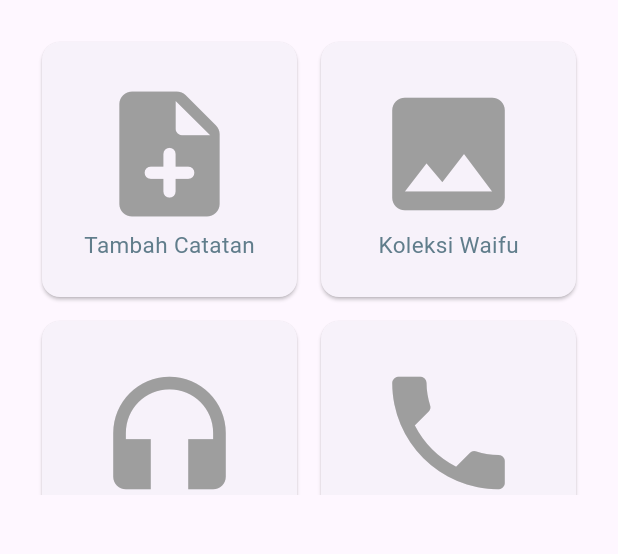
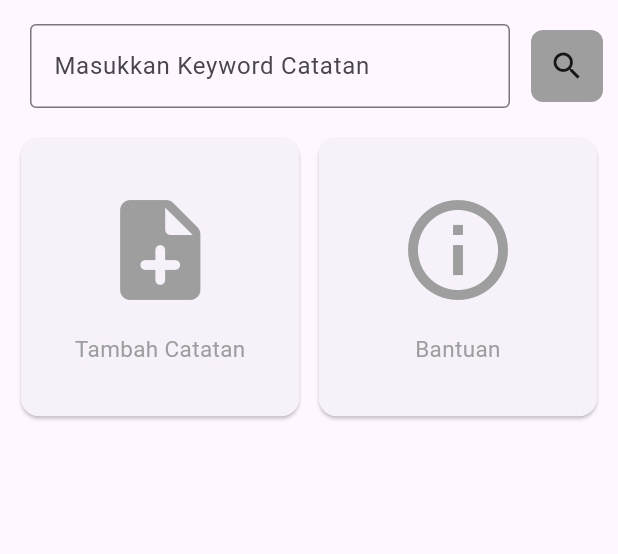
Before and after one commit to AqsaXny/Layo-CampusApp, a Flutter app: the screen it shows after launch, on a phone screen of 412 x 824 dp, the part 525-1079 px from its top. Run offline on Flutter 3.47's test engine with Material 3 defaults, Android fonts, the phone set to English and light mode, and no system bars.

Commit message:
improve Homepage: add Search Section

```diff
--- /dev/null
+++ b/lib/Components/button_icon.dart
@@ -0,0 +1,19 @@
+import 'package:flutter/material.dart';
+
+class BtnIcon extends StatelessWidget {
+  const BtnIcon({super.key});
+  @override
+  Widget build(BuildContext context) {
+    return GestureDetector(
+      onTap: () {},
+      child: Container(
+        padding: const EdgeInsets.all(12),
+        decoration: BoxDecoration(
+          color: Colors.grey,
+          borderRadius: BorderRadius.circular(8),
+        ),
+        child: const Icon(Icons.search),
+      ),
+    );
+  }
+}
--- a/lib/Components/card_logo.dart
+++ b/lib/Components/card_logo.dart
@@ -6,17 +6,17 @@ class CardLogo extends StatelessWidget {
   final String descript;
   @override
   Widget build(BuildContext context) {
-    return Card(
-      margin: EdgeInsets.all(8),
-      child: Center(
+    return InkWell(
+      onTap: () {},
+      borderRadius: BorderRadius.all(Radius.circular(8)),
+      child: Card(
+        shadowColor: Colors.black,
         child: Column(
           mainAxisAlignment: MainAxisAlignment.center,
           children: [
-            Icon(iconItem, color: Colors.grey, size: 100),
-            Text(
-              descript,
-              style: TextStyle(color: Colors.blueGrey, fontSize: 15),
-            ),
+            Icon(iconItem, color: Colors.grey, size: 80),
+            SizedBox(height: 15),
+            Text(descript, style: TextStyle(color: Colors.grey, fontSize: 15)),
           ],
         ),
       ),
--- /dev/null
+++ b/lib/Components/input_column.dart
@@ -0,0 +1,18 @@
+import 'package:flutter/material.dart';
+
+class Inputcolumn extends StatelessWidget {
+  const Inputcolumn({super.key, required this.inputText});
+  final String inputText;
+  @override
+  Widget build(BuildContext context) {
+    return Padding(
+      padding: EdgeInsets.symmetric(horizontal: 10, vertical: 6),
+      child: TextField(
+        decoration: InputDecoration(
+          border: OutlineInputBorder(),
+          hintText: inputText,
+        ),
+      ),
+    );
+  }
+}
--- a/lib/Home/myhome.dart
+++ b/lib/Home/myhome.dart
@@ -1,6 +1,8 @@
 import 'package:flutter/material.dart';
 import 'package:kuchi_notes/Home/herosection.dart';
+import 'package:kuchi_notes/Components/input_column.dart';
 import 'package:kuchi_notes/Home/navigation.dart';
+import 'package:kuchi_notes/Home/searchsection.dart';
 
 class Homepage extends StatelessWidget {
   const Homepage({super.key});
@@ -15,6 +17,7 @@ class Homepage extends StatelessWidget {
             description: 'Aplikasi Catatan Pribadi By FelienZ',
           ),
         ),
+        Searchsection(),
         Navigationsection(),
       ],
     );
--- a/lib/Home/navigation.dart
+++ b/lib/Home/navigation.dart
@@ -8,19 +8,18 @@ class Navigationsection extends StatelessWidget {
   Widget build(BuildContext context) {
     return Container(
       width: double.infinity,
-      height: 350,
-      padding: EdgeInsets.all(20),
+      height: 300,
+      padding: EdgeInsets.symmetric(horizontal: 10),
       child: GridView.count(
         crossAxisCount: 2,
         shrinkWrap: true,
+        crossAxisSpacing: 5,
         children: [
           CardLogo(
             iconItem: Icons.note_add_rounded,
             descript: 'Tambah Catatan',
           ),
-          CardLogo(iconItem: Icons.image, descript: 'Koleksi Waifu'),
-          CardLogo(iconItem: Icons.headphones, descript: 'Playlist Musik'),
-          CardLogo(iconItem: Icons.phone, descript: 'Kontak'),
+          CardLogo(iconItem: Icons.info_outline, descript: 'Bantuan'),
         ],
       ),
     );
--- /dev/null
+++ b/lib/Home/searchsection.dart
@@ -0,0 +1,20 @@
+import 'package:flutter/material.dart';
+import 'package:kuchi_notes/Components/button_icon.dart';
+import 'package:kuchi_notes/Components/input_column.dart';
+
+class Searchsection extends StatelessWidget {
+  const Searchsection({super.key});
+  @override
+  Widget build(BuildContext context) {
+    return Padding(
+      padding: EdgeInsets.all(10),
+      child: Row(
+        spacing: 4,
+        children: [
+          Expanded(child: Inputcolumn(inputText: 'Masukkan Keyword Catatan')),
+          BtnIcon(),
+        ],
+      ),
+    );
+  }
+}
```
